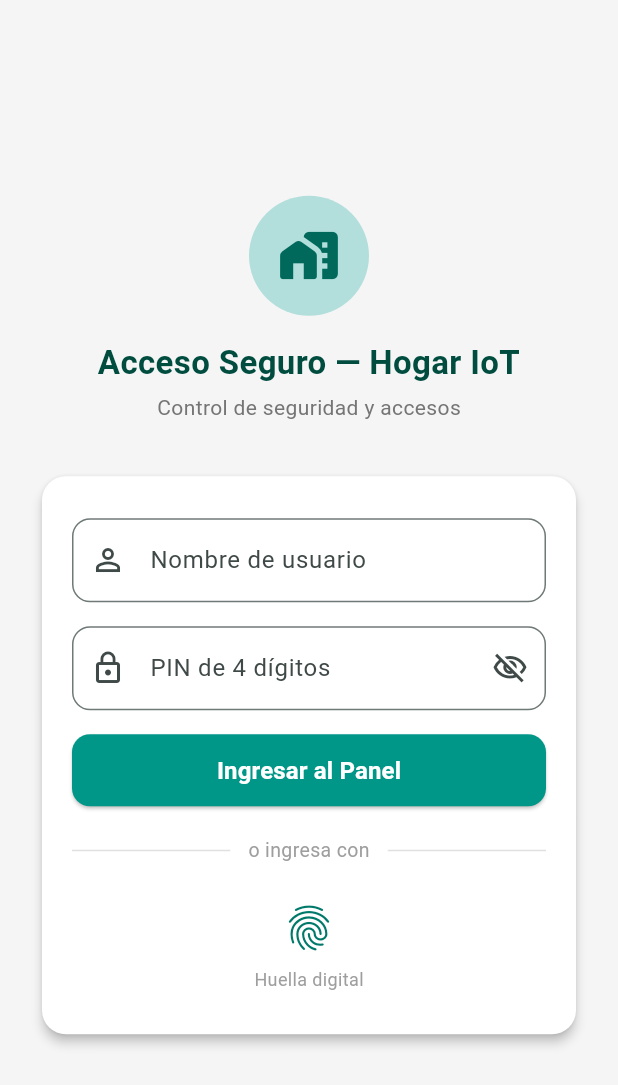
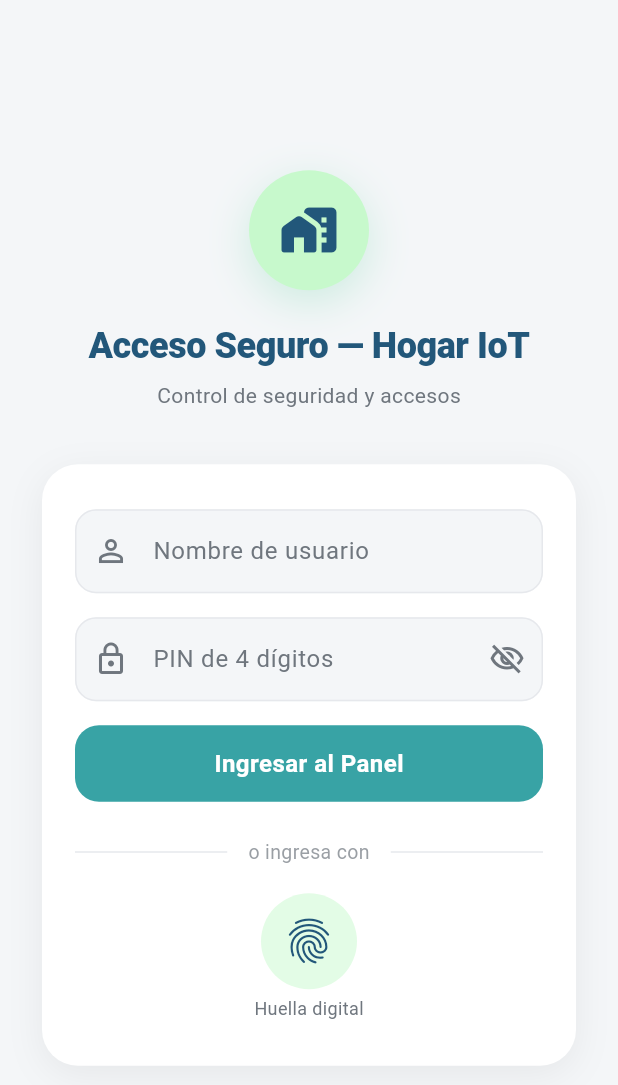
Before and after one commit to SamuMendoza-L/monitor_sensores, a Flutter app: the screen it shows after launch, on a phone screen of 412 x 824 dp. Shown: the top 1085 px of the screen. Run offline on Flutter 3.47's test engine with Material 3 defaults, Android fonts, the phone set to English and light mode, and no system bars; our stand-ins replace local_auth.

Commit message:
refactor(ui): rediseño completo basado en mockup y paleta de refDiseño
- Crear lib/theme/app_colors.dart con paleta hex (#22577A, #38A3A5, #57CC99, #80ED99, #C7F9CC)
- Crear lib/theme/app_theme.dart con ThemeData global (Material 3)
- Rediseñar LoginScreen: sombras suaves, bordes 24px, campos con relleno sutil
- Rediseñar DashboardScreen: banner con gradiente, tarjetas con esquinas 20px,
  chips de estado, indicador de conexión tipo badge, íconos en contenedores cuadrados redondeados
- Eliminar todos los colores hardcodeados de los widgets
- Lógica de negocio y navegación intactas

```diff
--- a/lib/main.dart
+++ b/lib/main.dart
@@ -1,5 +1,6 @@
 import 'package:flutter/material.dart';
 import 'package:monitor_sensores/screens/login_screen.dart';
+import 'package:monitor_sensores/theme/app_theme.dart';
 
 void main() {
   runApp(const MonitorSensoresApp());
@@ -13,10 +14,7 @@ class MonitorSensoresApp extends StatelessWidget {
     return MaterialApp(
       title: 'Monitor IoT Hogar',
       debugShowCheckedModeBanner: false,
-      theme: ThemeData(
-        colorScheme: ColorScheme.fromSeed(seedColor: Colors.teal),
-        useMaterial3: true,
-      ),
+      theme: AppTheme.light,
       home: const LoginScreen(),
     );
   }
--- a/lib/screens/login_screen.dart
+++ b/lib/screens/login_screen.dart
@@ -3,6 +3,7 @@ import 'package:flutter/material.dart';
 import 'package:flutter/services.dart';
 import 'package:local_auth/local_auth.dart';
 import 'package:monitor_sensores/screens/dashboard_screen.dart';
+import 'package:monitor_sensores/theme/app_colors.dart';
 
 class LoginScreen extends StatefulWidget {
   const LoginScreen({super.key});
@@ -74,12 +75,12 @@ class _LoginScreenState extends State<LoginScreen> {
         _iniciarBloqueo();
         _mostrarSnackBar(
           'Demasiados intentos fallidos. Espera 30 segundos.',
-          Colors.red,
+          AppColors.danger,
         );
       } else {
         _mostrarSnackBar(
           'Credenciales incorrectas. Intento $_intentosFallidos/3.',
-          Colors.orange.shade800,
+          AppColors.warning,
         );
       }
     }
@@ -95,7 +96,7 @@ class _LoginScreenState extends State<LoginScreen> {
         if (mounted) {
           _mostrarSnackBar(
             'Autenticación biométrica no disponible en este dispositivo.',
-            Colors.orange.shade800,
+            AppColors.warning,
           );
         }
         return;
@@ -118,7 +119,7 @@ class _LoginScreenState extends State<LoginScreen> {
       if (mounted) {
         _mostrarSnackBar(
           'Error biométrico: ${e.message ?? "No disponible"}',
-          Colors.orange.shade800,
+          AppColors.warning,
         );
       }
     }
@@ -136,67 +137,79 @@ class _LoginScreenState extends State<LoginScreen> {
   void _mostrarSnackBar(String mensaje, Color color) {
     ScaffoldMessenger.of(context).removeCurrentSnackBar();
     ScaffoldMessenger.of(context).showSnackBar(
-      SnackBar(
-        content: Text(mensaje),
-        backgroundColor: color,
-        behavior: SnackBarBehavior.floating,
-        shape: RoundedRectangleBorder(borderRadius: BorderRadius.circular(10)),
-      ),
+      SnackBar(content: Text(mensaje), backgroundColor: color),
     );
   }
 
   @override
   Widget build(BuildContext context) {
     return Scaffold(
-      backgroundColor: Colors.grey.shade100,
       body: SafeArea(
         child: Center(
           child: SingleChildScrollView(
-            padding: const EdgeInsets.symmetric(horizontal: 24, vertical: 32),
+            padding: const EdgeInsets.symmetric(horizontal: 28, vertical: 36),
             child: Column(
               mainAxisAlignment: MainAxisAlignment.center,
               children: [
                 // ── Encabezado ──
-                CircleAvatar(
-                  radius: 40,
-                  backgroundColor: Colors.teal.shade100,
-                  child: Icon(
+                Container(
+                  width: 80,
+                  height: 80,
+                  decoration: BoxDecoration(
+                    color: AppColors.surfaceLight,
+                    shape: BoxShape.circle,
+                    boxShadow: [
+                      BoxShadow(
+                        color: AppColors.accent.withValues(alpha: 0.25),
+                        blurRadius: 24,
+                        offset: const Offset(0, 8),
+                      ),
+                    ],
+                  ),
+                  child: const Icon(
                     Icons.home_work_rounded,
-                    size: 42,
-                    color: Colors.teal.shade800,
+                    size: 40,
+                    color: AppColors.primaryDark,
                   ),
                 ),
-                const SizedBox(height: 16),
-                Text(
+                const SizedBox(height: 20),
+                const Text(
                   'Acceso Seguro — Hogar IoT',
                   textAlign: TextAlign.center,
                   style: TextStyle(
-                    fontSize: 22,
-                    fontWeight: FontWeight.bold,
-                    color: Colors.teal.shade900,
+                    fontSize: 24,
+                    fontWeight: FontWeight.w800,
+                    color: AppColors.primaryDark,
+                    letterSpacing: -0.3,
                   ),
                 ),
-                const SizedBox(height: 4),
-                Text(
+                const SizedBox(height: 6),
+                const Text(
                   'Control de seguridad y accesos',
                   style: TextStyle(
                     fontSize: 14,
-                    color: Colors.grey.shade600,
+                    color: AppColors.textSecondary,
                   ),
                 ),
-                const SizedBox(height: 32),
+                const SizedBox(height: 36),
 
                 // ── Tarjeta de formulario ──
-                Card(
-                  elevation: 3,
-                  color: Colors.white,
-                  shape: RoundedRectangleBorder(
-                    borderRadius: BorderRadius.circular(16),
+                Container(
+                  decoration: BoxDecoration(
+                    color: AppColors.cardBg,
+                    borderRadius: BorderRadius.circular(24),
+                    boxShadow: [
+                      BoxShadow(
+                        color: Colors.black.withValues(alpha: 0.06),
+                        blurRadius: 20,
+                        offset: const Offset(0, 6),
+                      ),
+                    ],
                   ),
                   child: Padding(
                     padding: const EdgeInsets.symmetric(
-                      horizontal: 20,
-                      vertical: 28,
+                      horizontal: 22,
+                      vertical: 30,
                     ),
                     child: Form(
                       key: _formKey,
@@ -206,12 +219,9 @@ class _LoginScreenState extends State<LoginScreen> {
                           TextFormField(
                             controller: _usuarioController,
                             textInputAction: TextInputAction.next,
-                            decoration: InputDecoration(
-                              prefixIcon: const Icon(Icons.person_outline),
+                            decoration: const InputDecoration(
+                              prefixIcon: Icon(Icons.person_outline),
                               labelText: 'Nombre de usuario',
-                              border: OutlineInputBorder(
-                                borderRadius: BorderRadius.circular(12),
-                              ),
                             ),
                             validator: (value) {
                               if (value == null || value.trim().isEmpty) {
@@ -235,14 +245,12 @@ class _LoginScreenState extends State<LoginScreen> {
                               prefixIcon: const Icon(Icons.lock_outline),
                               labelText: 'PIN de 4 dígitos',
                               counterText: '',
-                              border: OutlineInputBorder(
-                                borderRadius: BorderRadius.circular(12),
-                              ),
                               suffixIcon: IconButton(
                                 icon: Icon(
                                   _ocultarPin
                                       ? Icons.visibility_off_outlined
                                       : Icons.visibility_outlined,
+                                  color: AppColors.textSecondary,
                                 ),
                                 onPressed: () {
                                   setState(() {
@@ -265,18 +273,24 @@ class _LoginScreenState extends State<LoginScreen> {
 
                           // Mensaje de bloqueo
                           if (_bloqueado)
-                            Padding(
-                              padding: const EdgeInsets.only(bottom: 8),
+                            Container(
+                              margin: const EdgeInsets.only(bottom: 8),
+                              padding: const EdgeInsets.symmetric(
+                                  horizontal: 12, vertical: 10),
+                              decoration: BoxDecoration(
+                                color: AppColors.dangerLight,
+                                borderRadius: BorderRadius.circular(12),
+                              ),
                               child: Row(
                                 children: [
                                   const Icon(Icons.warning_amber_rounded,
-                                      color: Colors.red, size: 20),
+                                      color: AppColors.danger, size: 20),
                                   const SizedBox(width: 8),
                                   Expanded(
                                     child: Text(
                                       'Acceso bloqueado. Intenta de nuevo en $_segundosRestantes s',
                                       style: const TextStyle(
-                                        color: Colors.red,
+                                        color: AppColors.danger,
                                         fontWeight: FontWeight.w600,
                                         fontSize: 13,
                                       ),
@@ -291,72 +305,64 @@ class _LoginScreenState extends State<LoginScreen> {
                           // Botón principal
                           SizedBox(
                             width: double.infinity,
-                            height: 48,
                             child: ElevatedButton(
                               onPressed: _bloqueado ? null : _intentarLogin,
-                              style: ElevatedButton.styleFrom(
-                                backgroundColor: Colors.teal,
-                                foregroundColor: Colors.white,
-                                disabledBackgroundColor: Colors.grey.shade400,
-                                shape: RoundedRectangleBorder(
-                                  borderRadius: BorderRadius.circular(12),
-                                ),
-                              ),
-                              child: const Text(
-                                'Ingresar al Panel',
-                                style: TextStyle(
-                                  fontSize: 16,
-                                  fontWeight: FontWeight.w600,
-                                ),
-                              ),
+                              child: const Text('Ingresar al Panel'),
                             ),
                           ),
 
-                          const SizedBox(height: 20),
+                          const SizedBox(height: 24),
 
                           // Divisor "o ingresa con"
                           Row(
                             children: [
-                              Expanded(
-                                  child:
-                                      Divider(color: Colors.grey.shade300)),
+                              const Expanded(child: Divider()),
                               Padding(
                                 padding:
-                                    const EdgeInsets.symmetric(horizontal: 12),
+                                    const EdgeInsets.symmetric(horizontal: 14),
                                 child: Text(
                                   'o ingresa con',
                                   style: TextStyle(
-                                    color: Colors.grey.shade500,
+                                    color: AppColors.textSecondary
+                                        .withValues(alpha: 0.7),
                                     fontSize: 13,
                                   ),
                                 ),
                               ),
-                              Expanded(
-                                  child:
-                                      Divider(color: Colors.grey.shade300)),
+                              const Expanded(child: Divider()),
                             ],
                           ),
 
-                          const SizedBox(height: 16),
+                          const SizedBox(height: 18),
 
                           // Botón biometría
-                          IconButton(
+                          Container(
+                            decoration: BoxDecoration(
+                              color: AppColors.surfaceLight
+                                  .withValues(alpha: 0.5),
+                              shape: BoxShape.circle,
+                            ),
+                            child: IconButton(
                               onPressed:
                                   _bloqueado ? null : _autenticarBiometria,
+                              iconSize: 36,
+                              padding: const EdgeInsets.all(14),
                               icon: Icon(
                                 Icons.fingerprint,
-                              size: 36,
                                 color: _bloqueado
-                                  ? Colors.grey.shade400
-                                  : Colors.teal.shade700,
+                                    ? AppColors.textSecondary
+                                        .withValues(alpha: 0.3)
+                                    : AppColors.primaryDark,
                               ),
                               tooltip: 'Autenticación biométrica',
                             ),
-                          Text(
+                          ),
+                          const SizedBox(height: 4),
+                          const Text(
                             'Huella digital',
                             style: TextStyle(
                               fontSize: 12,
-                              color: Colors.grey.shade500,
+                              color: AppColors.textSecondary,
                             ),
                           ),
                         ],
--- /dev/null
+++ b/lib/theme/app_colors.dart
@@ -0,0 +1,26 @@
+import 'package:flutter/material.dart';
+
+/// Paleta de colores extraída de /refDiseño/paletadecolores.png
+class AppColors {
+  AppColors._();
+
+  // ── Paleta principal ──
+  static const Color primaryDark   = Color(0xFF22577A);
+  static const Color primary       = Color(0xFF38A3A5);
+  static const Color accent        = Color(0xFF57CC99);
+  static const Color light         = Color(0xFF80ED99);
+  static const Color surfaceLight  = Color(0xFFC7F9CC);
+
+  // ── Derivados de uso ──
+  static const Color scaffoldBg    = Color(0xFFF4F6F8);
+  static const Color cardBg        = Colors.white;
+  static const Color textPrimary   = Color(0xFF1A1D1F);
+  static const Color textSecondary = Color(0xFF6F767E);
+  static const Color divider       = Color(0xFFE6E8EC);
+
+  // ── Estados ──
+  static const Color danger        = Color(0xFFE53935);
+  static const Color dangerLight   = Color(0xFFFFEBEE);
+  static const Color warning       = Color(0xFFFFA726);
+  static const Color warningLight  = Color(0xFFFFF8E1);
+}
--- /dev/null
+++ b/lib/theme/app_theme.dart
@@ -0,0 +1,94 @@
+import 'package:flutter/material.dart';
+import 'package:monitor_sensores/theme/app_colors.dart';
+
+class AppTheme {
+  AppTheme._();
+
+  static ThemeData get light {
+    return ThemeData(
+      useMaterial3: true,
+      colorScheme: ColorScheme.fromSeed(
+        seedColor: AppColors.primary,
+        primary: AppColors.primary,
+        onPrimary: Colors.white,
+        secondary: AppColors.accent,
+        surface: AppColors.cardBg,
+        onSurface: AppColors.textPrimary,
+      ),
+      scaffoldBackgroundColor: AppColors.scaffoldBg,
+      appBarTheme: const AppBarTheme(
+        backgroundColor: AppColors.primaryDark,
+        foregroundColor: Colors.white,
+        elevation: 0,
+        centerTitle: false,
+        titleTextStyle: TextStyle(
+          fontSize: 20,
+          fontWeight: FontWeight.w700,
+          color: Colors.white,
+        ),
+      ),
+      cardTheme: CardThemeData(
+        color: AppColors.cardBg,
+        elevation: 2,
+        shadowColor: Colors.black.withValues(alpha: 0.08),
+        shape: RoundedRectangleBorder(
+          borderRadius: BorderRadius.circular(20),
+        ),
+        margin: EdgeInsets.zero,
+      ),
+      elevatedButtonTheme: ElevatedButtonThemeData(
+        style: ElevatedButton.styleFrom(
+          backgroundColor: AppColors.primary,
+          foregroundColor: Colors.white,
+          disabledBackgroundColor: AppColors.textSecondary.withValues(alpha: 0.3),
+          elevation: 0,
+          padding: const EdgeInsets.symmetric(vertical: 16),
+          textStyle: const TextStyle(
+            fontSize: 16,
+            fontWeight: FontWeight.w700,
+            letterSpacing: 0.3,
+          ),
+          shape: RoundedRectangleBorder(
+            borderRadius: BorderRadius.circular(16),
+          ),
+        ),
+      ),
+      inputDecorationTheme: InputDecorationTheme(
+        filled: true,
+        fillColor: AppColors.scaffoldBg,
+        contentPadding: const EdgeInsets.symmetric(horizontal: 16, vertical: 16),
+        border: OutlineInputBorder(
+          borderRadius: BorderRadius.circular(14),
+          borderSide: BorderSide.none,
+        ),
+        enabledBorder: OutlineInputBorder(
+          borderRadius: BorderRadius.circular(14),
+          borderSide: BorderSide(color: AppColors.divider, width: 1),
+        ),
+        focusedBorder: OutlineInputBorder(
+          borderRadius: BorderRadius.circular(14),
+          borderSide: const BorderSide(color: AppColors.primary, width: 1.5),
+        ),
+        errorBorder: OutlineInputBorder(
+          borderRadius: BorderRadius.circular(14),
+          borderSide: const BorderSide(color: AppColors.danger, width: 1),
+        ),
+        focusedErrorBorder: OutlineInputBorder(
+          borderRadius: BorderRadius.circular(14),
+          borderSide: const BorderSide(color: AppColors.danger, width: 1.5),
+        ),
+        prefixIconColor: AppColors.textSecondary,
+        labelStyle: const TextStyle(color: AppColors.textSecondary),
+      ),
+      snackBarTheme: SnackBarThemeData(
+        behavior: SnackBarBehavior.floating,
+        shape: RoundedRectangleBorder(borderRadius: BorderRadius.circular(12)),
+      ),
+      dividerTheme: const DividerThemeData(
+        color: AppColors.divider,
+        thickness: 1,
+      ),
+      iconTheme: const IconThemeData(color: AppColors.primary),
+    );
+  }
+}
```
Also changed, not shown: lib/screens/dashboard_screen.dart (+214 -64 lines). Lines whose indentation alone changed are shown as unchanged.
